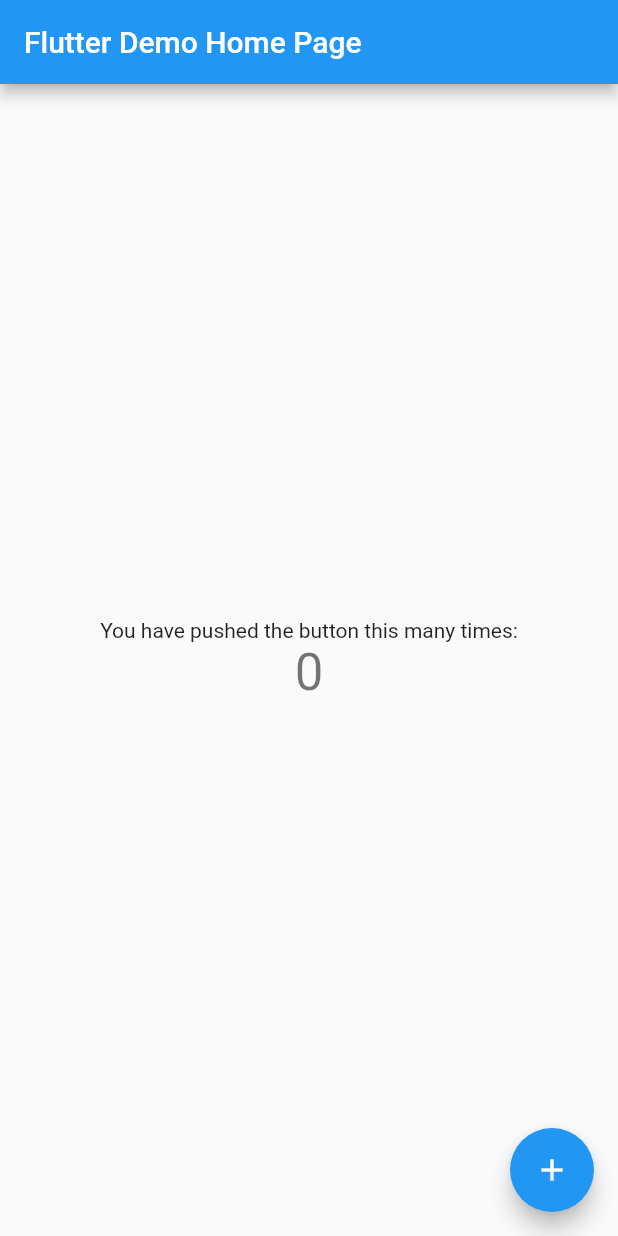
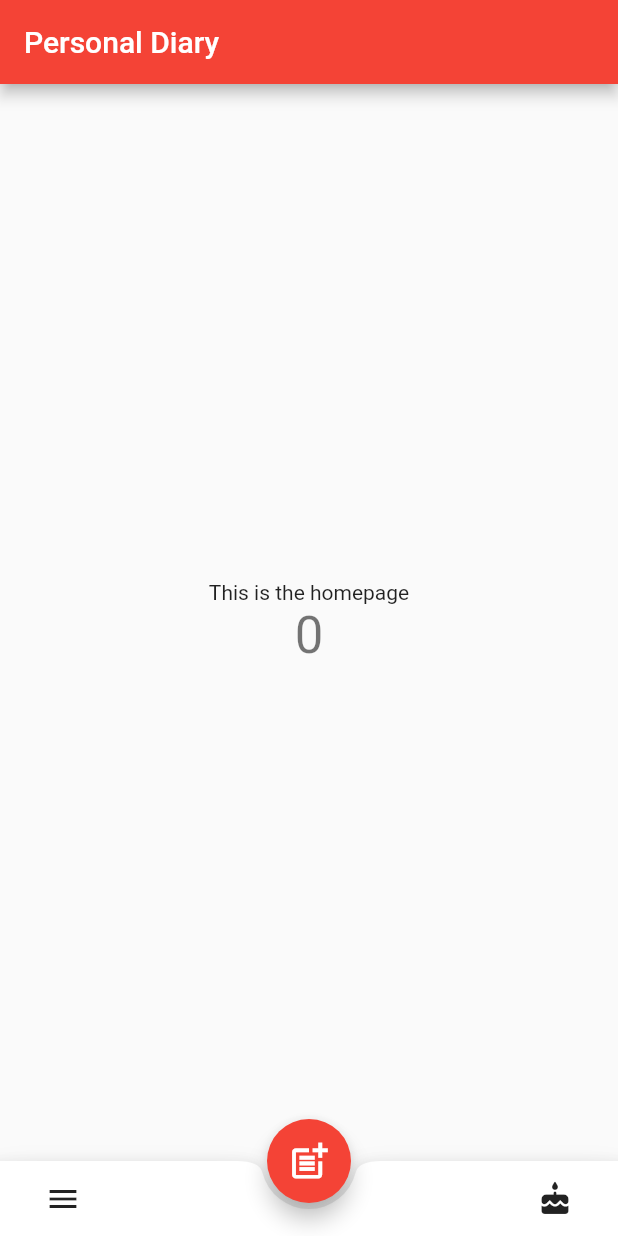
Before and after one commit to code-by-tim/stories, a Flutter app: the screen it shows after launch, on a phone screen of 412 x 824 dp. Run offline on Flutter 3.47's test engine with Material 2 defaults, Android fonts, the phone set to English and light mode, and no system bars.

Commit message:
Pasted code from former diary project

```diff
--- a/lib/main.dart
+++ b/lib/main.dart
@@ -1,4 +1,5 @@
 import 'package:flutter/material.dart';
+import 'package:stories/storyView.dart';
 
 void main() {
   runApp(MyApp());
@@ -9,35 +10,17 @@
   @override
   Widget build(BuildContext context) {
     return MaterialApp(
-      title: 'Flutter Demo',
+      title: 'Diary',
       theme: ThemeData(
-        // This is the theme of your application.
-        //
-        // Try running your application with "flutter run". You'll see the
-        // application has a blue toolbar. Then, without quitting the app, try
-        // changing the primarySwatch below to Colors.green and then invoke
-        // "hot reload" (press "r" in the console where you ran "flutter run",
-        // or simply save your changes to "hot reload" in a Flutter IDE).
-        // Notice that the counter didn't reset back to zero; the application
-        // is not restarted.
-        primarySwatch: Colors.blue,
+        primarySwatch: Colors.red,
       ),
-      home: MyHomePage(title: 'Flutter Demo Home Page'),
+      home: MyHomePage(title: 'Personal Diary'),
     );
   }
 }
 
 class MyHomePage extends StatefulWidget {
   MyHomePage({Key key, this.title}) : super(key: key);
-
-  // This widget is the home page of your application. It is stateful, meaning
-  // that it has a State object (defined below) that contains fields that affect
-  // how it looks.
-
-  // This class is the configuration for the state. It holds the values (in this
-  // case the title) provided by the parent (in this case the App widget) and
-  // used by the build method of the State. Fields in a Widget subclass are
-  // always marked "final".
 
   final String title;
 
@@ -48,53 +31,23 @@
 class _MyHomePageState extends State<MyHomePage> {
   int _counter = 0;
 
-  void _incrementCounter() {
-    setState(() {
-      // This call to setState tells the Flutter framework that something has
-      // changed in this State, which causes it to rerun the build method below
-      // so that the display can reflect the updated values. If we changed
-      // _counter without calling setState(), then the build method would not be
-      // called again, and so nothing would appear to happen.
-      _counter++;
-    });
+  void _createStory() {
+    Navigator.push(
+        context, MaterialPageRoute(builder: (context) => StoryView()));
   }
 
   @override
   Widget build(BuildContext context) {
-    // This method is rerun every time setState is called, for instance as done
-    // by the _incrementCounter method above.
-    //
-    // The Flutter framework has been optimized to make rerunning build methods
-    // fast, so that you can just rebuild anything that needs updating rather
-    // than having to individually change instances of widgets.
     return Scaffold(
       appBar: AppBar(
-        // Here we take the value from the MyHomePage object that was created by
-        // the App.build method, and use it to set our appbar title.
         title: Text(widget.title),
       ),
       body: Center(
-        // Center is a layout widget. It takes a single child and positions it
-        // in the middle of the parent.
         child: Column(
-          // Column is also a layout widget. It takes a list of children and
-          // arranges them vertically. By default, it sizes itself to fit its
-          // children horizontally, and tries to be as tall as its parent.
-          //
-          // Invoke "debug painting" (press "p" in the console, choose the
-          // "Toggle Debug Paint" action from the Flutter Inspector in Android
-          // Studio, or the "Toggle Debug Paint" command in Visual Studio Code)
-          // to see the wireframe for each widget.
-          //
-          // Column has various properties to control how it sizes itself and
-          // how it positions its children. Here we use mainAxisAlignment to
-          // center the children vertically; the main axis here is the vertical
-          // axis because Columns are vertical (the cross axis would be
-          // horizontal).
           mainAxisAlignment: MainAxisAlignment.center,
           children: <Widget>[
             Text(
-              'You have pushed the button this many times:',
+              'This is the homepage',
             ),
             Text(
               '$_counter',
@@ -104,10 +57,30 @@
         ),
       ),
       floatingActionButton: FloatingActionButton(
-        onPressed: _incrementCounter,
+        onPressed: _createStory,
         tooltip: 'Increment',
-        child: Icon(Icons.add),
-      ), // This trailing comma makes auto-formatting nicer for build methods.
+        child: Icon(Icons.post_add, size: 30.0),
+      ),
+      floatingActionButtonLocation: FloatingActionButtonLocation.centerDocked,
+      bottomNavigationBar: BottomAppBar(
+        shape: const CircularNotchedRectangle(),
+        child: Container(
+          height: 50.0,
+          child: Row(
+            mainAxisAlignment: MainAxisAlignment.spaceBetween,
+            children: [
+              Padding(
+                padding: const EdgeInsets.only(left: 30.0),
+                child: Icon(Icons.menu),
+              ),
+              Padding(
+                padding: const EdgeInsets.only(right: 30.0),
+                child: Icon(Icons.cake_rounded),
+              )
+            ],
+          ),
+        ),
+      ),
     );
   }
 }
```
